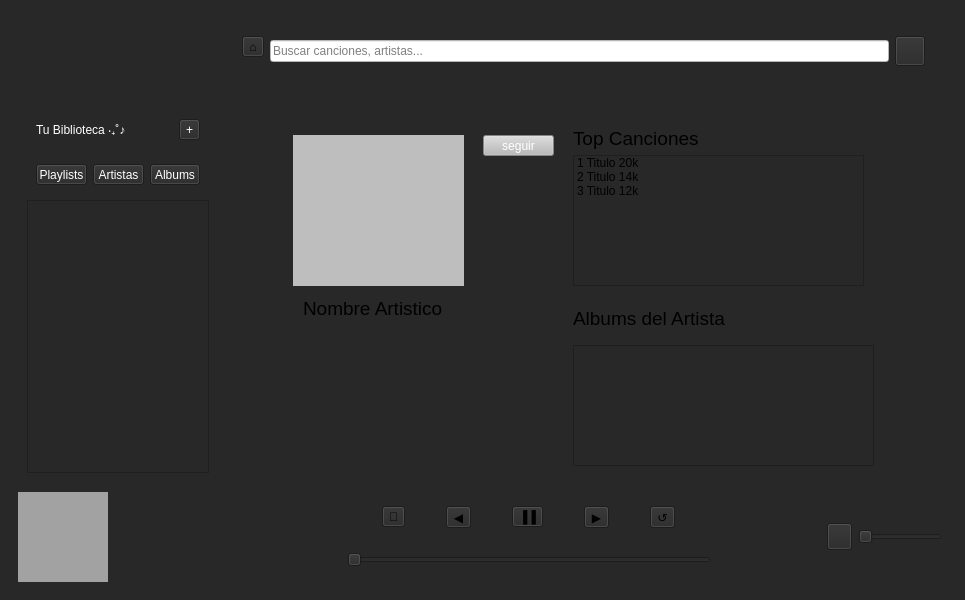
Qt form artistawindow.ui (Scastelar/Music-Player) before a commit.
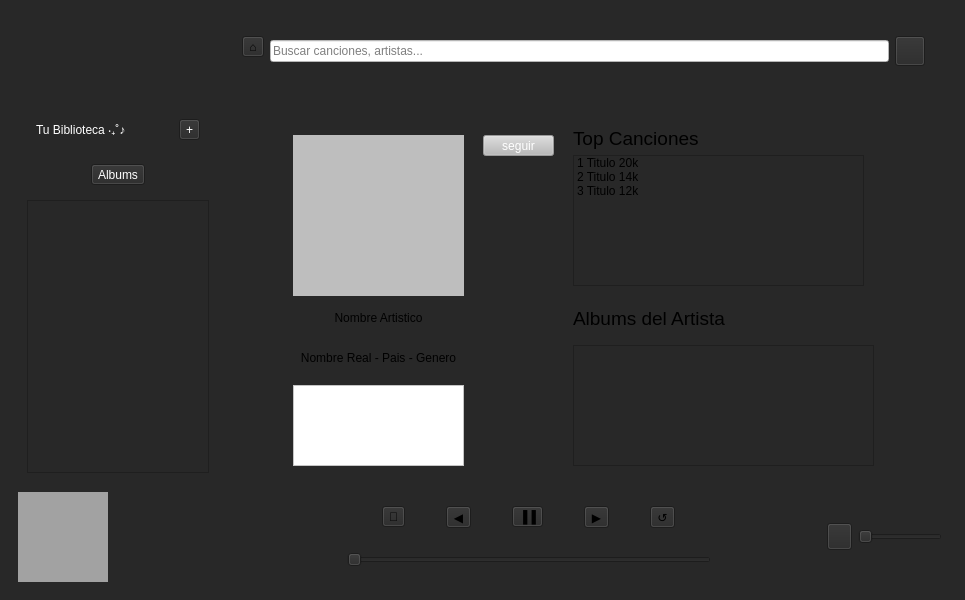
The same form after that commit. The open tabs and pages were chosen to show the change.

Commit message: artista funciones principales

```diff
--- a/artistawindow.ui
+++ b/artistawindow.ui
@@ -126,26 +126,6 @@
            <item alignment="Qt::AlignmentFlag::AlignTop">
             <widget class="QWidget" name="horizontalWidget_19" native="true">
              <layout class="QHBoxLayout" name="horizontalLayout_25">
-              <item>
-               <widget class="QToolButton" name="btnFilterPlaylist">
-                <property name="styleSheet">
-                 <string notr="true"/>
-                </property>
-                <property name="text">
-                 <string>Playlists</string>
-                </property>
-               </widget>
-              </item>
-              <item>
-               <widget class="QToolButton" name="btnFilterArtist">
-                <property name="styleSheet">
-                 <string notr="true"/>
-                </property>
-                <property name="text">
-                 <string>Artistas</string>
-                </property>
-               </widget>
-              </item>
               <item>
                <widget class="QToolButton" name="btnFilterAlbum">
                 <property name="styleSheet">
@@ -1474,7 +1454,7 @@
                  <x>60</x>
                  <y>40</y>
                  <width>171</width>
-                 <height>151</height>
+                 <height>161</height>
                 </rect>
                </property>
                <property name="autoFillBackground">
@@ -1493,8 +1473,8 @@
               <widget class="QLabel" name="USERlabel">
                <property name="geometry">
                 <rect>
-                 <x>70</x>
-                 <y>200</y>
+                 <x>60</x>
+                 <y>210</y>
                  <width>171</width>
                  <height>26</height>
                 </rect>
@@ -1506,11 +1486,15 @@
                 </size>
                </property>
                <property name="styleSheet">
-                <string notr="true">font: 14pt;</string>
+                <string notr="true">font: 700 14pt;
+</string>
                </property>
                <property name="text">
                 <string>Nombre Artistico</string>
                </property>
+               <property name="alignment">
+                <set>Qt::AlignmentFlag::AlignCenter</set>
+               </property>
               </widget>
               <widget class="QListWidget" name="listWidget_8">
                <property name="geometry">
@@ -1538,6 +1522,9 @@
                </item>
               </widget>
               <widget class="QToolButton" name="toolButton_upload_8">
+               <property name="enabled">
+                <bool>false</bool>
+               </property>
                <property name="geometry">
                 <rect>
                  <x>250</x>
@@ -1581,7 +1568,7 @@
                 <rect>
                  <x>340</x>
                  <y>210</y>
-                 <width>171</width>
+                 <width>291</width>
                  <height>26</height>
                 </rect>
                </property>
@@ -1628,6 +1615,44 @@
                 </layout>
                </widget>
               </widget>
+              <widget class="QLabel" name="USERlabel_2">
+               <property name="geometry">
+                <rect>
+                 <x>40</x>
+                 <y>250</y>
+                 <width>211</width>
+                 <height>26</height>
+                </rect>
+               </property>
+               <property name="maximumSize">
+                <size>
+                 <width>16777215</width>
+                 <height>40</height>
+                </size>
+               </property>
+               <property name="styleSheet">
+                <string notr="true">font: 9pt;</string>
+               </property>
+               <property name="text">
+                <string>Nombre Real - Pais - Genero</string>
+               </property>
+               <property name="alignment">
+                <set>Qt::AlignmentFlag::AlignCenter</set>
+               </property>
+              </widget>
+              <widget class="QTextBrowser" name="DESCtext">
+               <property name="geometry">
+                <rect>
+                 <x>60</x>
+                 <y>290</y>
+                 <width>171</width>
+                 <height>81</height>
+                </rect>
+               </property>
+               <property name="styleSheet">
+                <string notr="true">background-color: rgb(255, 255, 255);</string>
+               </property>
+              </widget>
              </widget>
             </widget>
            </item>
```
Left out of the diff: 2 changed lines with no effect on the pictures. The commit also changes 28 other files.
